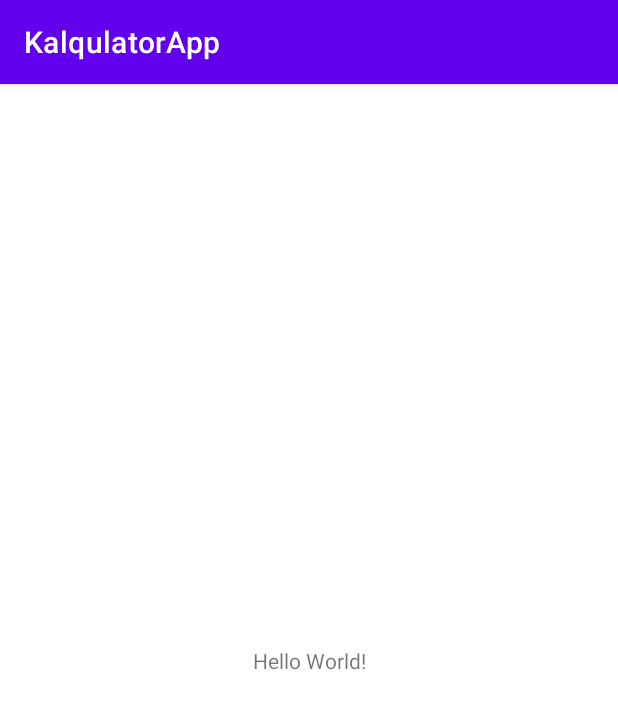
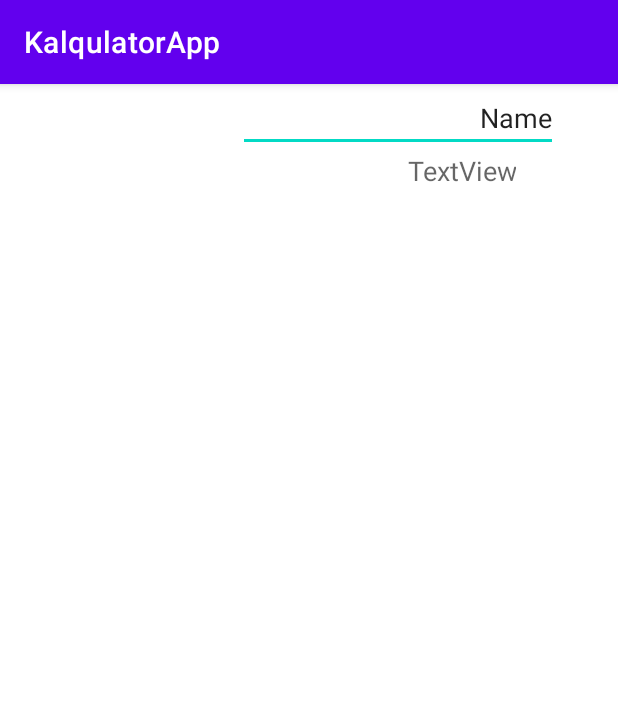
Before and after one commit to nwaeme-olise/KalQlatorApp, an Android app: the screen it shows after launch (MainActivity), on a phone screen of 412 x 824 dp. Shown: the top 709 px of the screen. Run offline under Robolectric (Android 15) with nearby library versions, the phone set to English and light mode, and no system bars.

Commit message:
Added EditText, TextView and TableLayout Views to Main Activity Layout

```diff
--- a/app/src/main/res/layout/activity_main.xml
+++ b/app/src/main/res/layout/activity_main.xml
@@ -6,13 +6,58 @@
     android:layout_height="match_parent"
     tools:context=".MainActivity">
 
-    <TextView
+    <EditText
+        android:id="@+id/expressionEditText"
+        style="material medium"
         android:layout_width="wrap_content"
         android:layout_height="wrap_content"
-        android:text="Hello World!"
+        android:ems="10"
+        android:inputType="textPersonName"
+        android:text="Name"
+        android:textAlignment="viewEnd"
+        android:textAppearance="@style/TextAppearance.AppCompat.Medium"
+        app:layout_constraintEnd_toEndOf="parent"
+        app:layout_constraintHorizontal_bias="0.8"
+        app:layout_constraintStart_toStartOf="parent"
+        app:layout_constraintTop_toTopOf="parent" />
+
+    <TextView
+        android:id="@+id/evaluatedTextView"
+        android:layout_width="wrap_content"
+        android:layout_height="wrap_content"
+        android:text="TextView"
+        android:textAlignment="viewEnd"
+        android:textAppearance="@style/TextAppearance.AppCompat.Medium"
+        app:layout_constraintEnd_toEndOf="parent"
+        app:layout_constraintHorizontal_bias="0.8"
+        app:layout_constraintStart_toStartOf="parent"
+        app:layout_constraintTop_toBottomOf="@+id/expressionEditText" />
+
+    <TableLayout
+        android:layout_width="0dp"
+        android:layout_height="0dp"
+        android:layout_marginStart="8dp"
+        android:layout_marginTop="8dp"
+        android:layout_marginEnd="8dp"
         app:layout_constraintBottom_toBottomOf="parent"
         app:layout_constraintEnd_toEndOf="parent"
         app:layout_constraintStart_toStartOf="parent"
-        app:layout_constraintTop_toTopOf="parent" />
+        app:layout_constraintTop_toBottomOf="@+id/evaluatedTextView">
 
+        <TableRow
+            android:layout_width="match_parent"
+            android:layout_height="match_parent" />
+
+        <TableRow
+            android:layout_width="match_parent"
+            android:layout_height="match_parent" />
+
+        <TableRow
+            android:layout_width="match_parent"
+            android:layout_height="match_parent" />
+
+        <TableRow
+            android:layout_width="match_parent"
+            android:layout_height="match_parent" />
+    </TableLayout>
 </androidx.constraintlayout.widget.ConstraintLayout>
```
